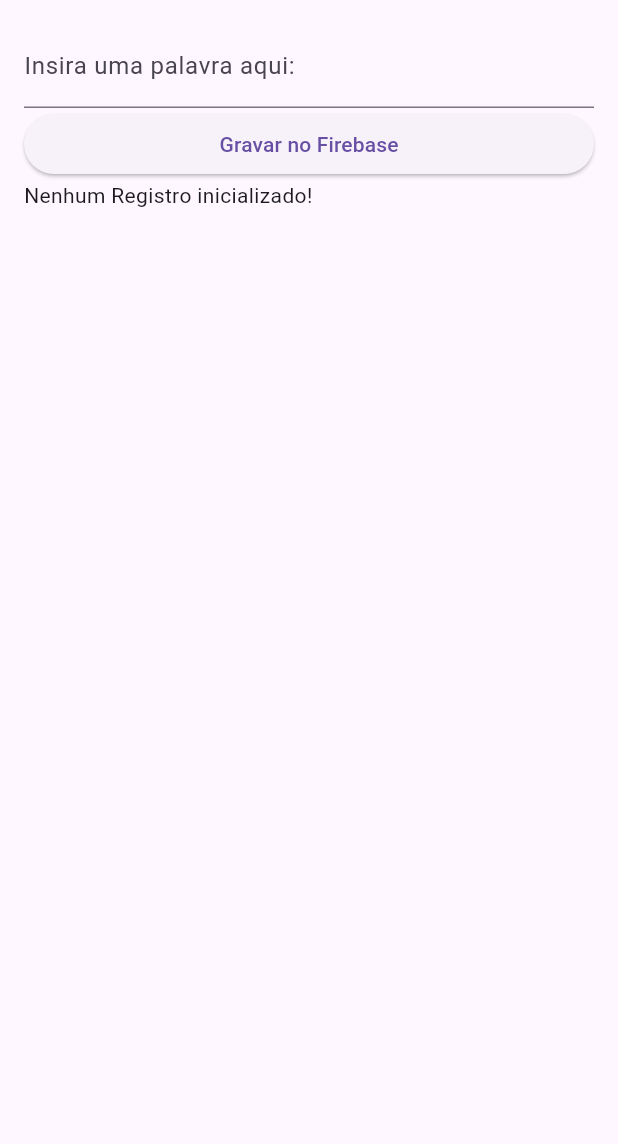
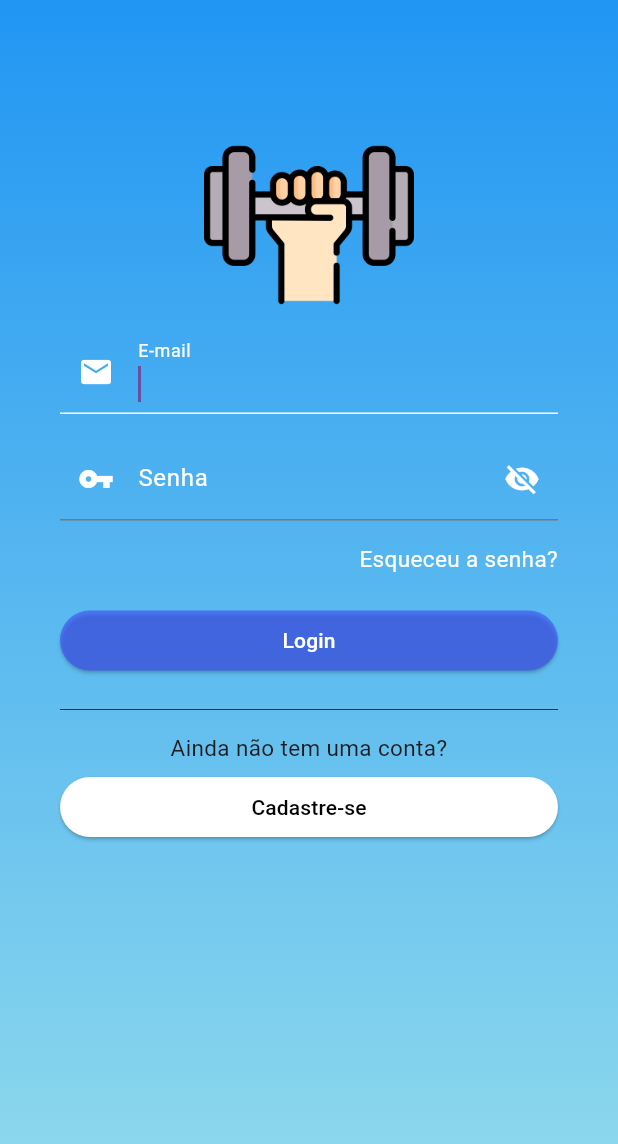
Before and after one commit to GabrielAugustoEliass/GymApp, a Flutter app: the screen it shows after launch, on a phone screen of 412 x 824 dp. Shown: the top 1144 px of the screen. Run offline on Flutter 3.47's test engine with Material 3 defaults, Android fonts, the phone set to English and light mode, and no system bars; our stand-ins replace get, shared_preferences.

Commit message:
autenticacao login

```diff
--- a/lib/main.dart
+++ b/lib/main.dart
@@ -1,6 +1,6 @@
 import 'package:flutter/material.dart';
 import 'package:get/get_navigation/src/root/get_material_app.dart';
-import 'package:gym_app/views/learn_firebase.dart';
+import 'package:gym_app/views/login/pages/login_page.dart';
 
 void main() {
   runApp(const MyApp());
@@ -12,9 +12,9 @@ class MyApp extends StatelessWidget {
   // This widget is the root of your application.
   @override
   Widget build(BuildContext context) {
-    return const GetMaterialApp(
+    return GetMaterialApp(
       debugShowCheckedModeBanner: false,
-      home: LearnFirebase(),
+      home: LoginPage(),
     );
   }
 }
--- a/lib/views/login/pages/login_page.dart
+++ b/lib/views/login/pages/login_page.dart
@@ -12,11 +12,27 @@ import '../../../shared/model/login_model.dart';
 import '../../../shared/constants/gym_colors/gym_colors.dart';
 import '../widgets/text_field_login_widget.dart';
 
-class LoginScreen extends StatelessWidget {
-  LoginScreen({super.key});
+class LoginPage extends StatefulWidget {
+  const LoginPage({super.key});
 
+  @override
+  State<LoginPage> createState() => _LoginPageState();
+}
+
+class _LoginPageState extends State<LoginPage> {
   final TextEditingController controllerEmail = TextEditingController();
+
   final TextEditingController controllerSenha = TextEditingController();
+
+  final _formKey = GlobalKey<FormState>();
+
+  bool showPassword = true;
+
+  void isShowPassword() {
+    setState(() {
+      showPassword = !showPassword;
+    });
+  }
 
   @override
   Widget build(BuildContext context) {
@@ -35,6 +51,8 @@ class LoginScreen extends StatelessWidget {
           ),
         ),
         child: SingleChildScrollView(
+          child: Form(
+            key: _formKey,
             child: Column(
               mainAxisAlignment: MainAxisAlignment.center,
               crossAxisAlignment: CrossAxisAlignment.stretch,
@@ -45,14 +63,40 @@ class LoginScreen extends StatelessWidget {
                   height: 140,
                 ),
                 TextFieldWidget(
+                  validar: (value) {
+                    if (value.length < 4) {
+                      return 'E-mail curto demais';
+                    } else if (!value.contains("@")) {
+                      return 'O e-mail deve contér @';
+                    } else {
+                      return null;
+                    }
+                  },
                   nome: 'E-mail',
-                icon: Icons.email,
+                  iconPrefixIcon: Icons.email,
                   controller: controllerEmail,
+                  isObscureText: true,
                 ),
                 TextFieldWidget(
+                  iconSuffixIcon: IconButton(
+                    onPressed: () {
+                      isShowPassword();
+                    },
+                    icon: Icon(
+                      showPassword ? Icons.visibility_off : Icons.visibility,
+                      color: GymColors.white,
+                    ),
+                  ),
+                  validar: (value) {
+                    if (value.length < 4) {
+                      return 'A senha deve contér no minimo 6 digitos';
+                    }
+                    return null;
+                  },
                   nome: 'Senha',
-                icon: Icons.vpn_key,
+                  iconPrefixIcon: Icons.vpn_key,
                   controller: controllerSenha,
+                  isObscureText: showPassword,
                 ),
                 Padding(
                   padding: const EdgeInsets.only(bottom: 20),
@@ -64,8 +108,16 @@ class LoginScreen extends StatelessWidget {
                 ),
                 ElevatedWidget(
                   nome: 'Login',
+                  colorText: GymColors.white,
                   backgroundColor: GymColors.roxo,
-                onTap: () {},
+                  onTap: () {
+                    if (_formKey.currentState!.validate()) {
+                      print('Válidado');
+                    } else {
+                      print('Não válido');
+                      return;
+                    }
+                  },
                 ),
                 SizedBox(height: 7),
                 Padding(
@@ -83,13 +135,14 @@ class LoginScreen extends StatelessWidget {
                 SizedBox(height: 5),
                 ElevatedWidget(
                   nome: 'Cadastre-se',
-                colorNome: Colors.black,
+                  colorText: Colors.black,
                   backgroundColor: GymColors.white,
                   onTap: () {
                     Get.to(CadastroPage());
                   },
                 ),
               ],
+            ),
           ),
         ),
       ),
--- a/lib/views/login/widgets/elevated_widget.dart
+++ b/lib/views/login/widgets/elevated_widget.dart
@@ -4,13 +4,13 @@ import 'package:flutter/material.dart';
 
 class ElevatedWidget extends StatelessWidget {
   final String nome;
-  final Color? colorNome;
+  final Color? colorText;
   final Color? backgroundColor;
   final Function() onTap;
   const ElevatedWidget(
       {super.key,
       required this.nome,
-      this.colorNome,
+      this.colorText,
       this.backgroundColor,
       required this.onTap});
 
@@ -28,7 +28,7 @@ class ElevatedWidget extends StatelessWidget {
       onPressed: onTap,
       child: Text(
         nome,
-        style: TextStyle(color: colorNome),
+        style: TextStyle(color: colorText),
       ),
     );
   }
--- a/lib/views/login/widgets/text_field_login_widget.dart
+++ b/lib/views/login/widgets/text_field_login_widget.dart
@@ -5,13 +5,18 @@ import '../../../shared/constants/gym_colors/gym_colors.dart';
 
 class TextFieldWidget extends StatelessWidget {
   final String nome;
-  final IconData icon;
+  final IconData iconPrefixIcon;
+  final IconButton? iconSuffixIcon;
   final TextEditingController controller;
+  final Function(String)? validar;
+  final bool isObscureText;
   const TextFieldWidget({
     super.key,
     required this.nome,
-    required this.icon,
+    required this.iconPrefixIcon,
     required this.controller,
+    this.validar,
+    this.iconSuffixIcon, required this.isObscureText,
   });
 
   @override
@@ -19,9 +24,19 @@ class TextFieldWidget extends StatelessWidget {
     return Padding(
       padding: const EdgeInsets.only(bottom: 15),
       child: TextFormField(
+        obscureText: isObscureText,
+        validator: (value) {
+          if (validar != null) {
+            return validar!(value!);
+          } else {
+            return null;
+          }
+        },
         controller: controller,
         autofocus: true,
         decoration: InputDecoration(
+
+          suffixIcon: iconSuffixIcon,
           focusedBorder: UnderlineInputBorder(
             borderSide: BorderSide(
               color: Colors.white,
@@ -30,7 +45,7 @@ class TextFieldWidget extends StatelessWidget {
           labelText: nome,
           labelStyle: TextStyle(color: GymColors.white),
           prefixIcon: Icon(
-            icon,
+            iconPrefixIcon,
             color: GymColors.white,
           ),
           border: UnderlineInputBorder(
@@ -39,6 +54,9 @@ class TextFieldWidget extends StatelessWidget {
             ),
           ),
         ),
+        style: TextStyle(
+          color: GymColors.white,
+        ),
       ),
     );
   }
```
Also changed, not shown: lib/shared/constants/routes/routes.dart (added, +7 -0 lines), lib/views/cadastro/pages/cadastro_page.dart (+17 -18 lines), lib/views/cadastro/service/sing_up_service.dart (added, +19 -0 lines), lib/views/learn_firebase.dart (+14 -5 lines), lib/views/login/service/login_service..dart (added, +19 -0 lines), pubspec.lock, 1 other file. Lines whose indentation alone changed are shown as unchanged.
